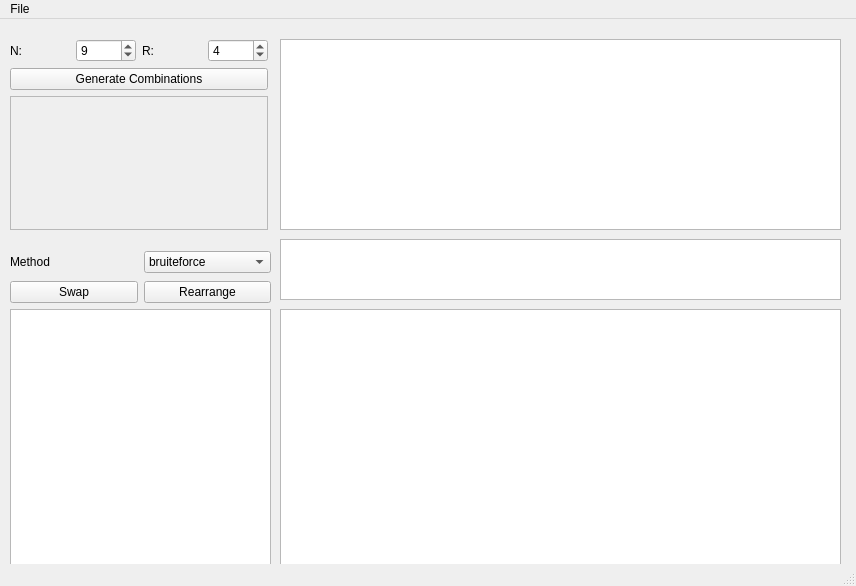
Qt form ui_main.ui (aasem-research-work/combinatorics-unified) before a commit.
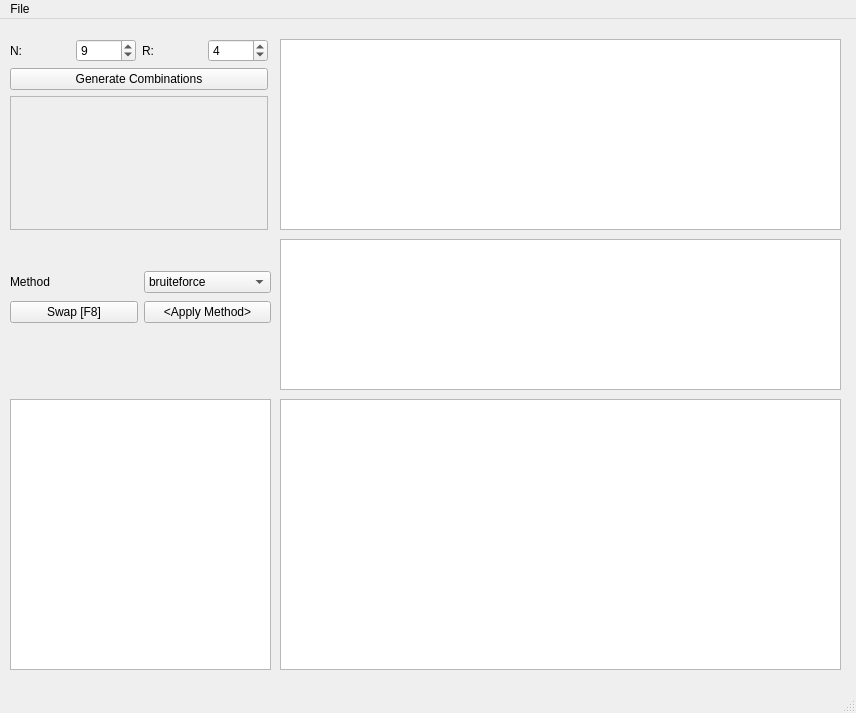
The same form after that commit.

```diff
--- a/ui_main.ui
+++ b/ui_main.ui
@@ -7,7 +7,7 @@
     <x>0</x>
     <y>0</y>
     <width>856</width>
-    <height>586</height>
+    <height>713</height>
    </rect>
   </property>
   <property name="windowTitle">
@@ -21,7 +21,7 @@
     <property name="geometry">
      <rect>
       <x>280</x>
-      <y>290</y>
+      <y>380</y>
       <width>561</width>
       <height>271</height>
      </rect>
@@ -95,7 +95,7 @@
     <property name="geometry">
      <rect>
       <x>10</x>
-      <y>230</y>
+      <y>250</y>
       <width>261</width>
       <height>56</height>
      </rect>
@@ -126,14 +126,17 @@
      <item row="1" column="1">
       <widget class="QPushButton" name="pushButton_swap">
        <property name="text">
-        <string>Swap</string>
+        <string>Swap [F8]</string>
+       </property>
+       <property name="shortcut">
+        <string>F8</string>
        </property>
       </widget>
      </item>
      <item row="1" column="2">
       <widget class="QPushButton" name="pushButton_Rearrange">
        <property name="text">
-        <string>Rearrange</string>
+        <string>&lt;Apply Method&gt;</string>
        </property>
       </widget>
      </item>
@@ -143,7 +146,7 @@
     <property name="geometry">
      <rect>
       <x>10</x>
-      <y>290</y>
+      <y>380</y>
       <width>261</width>
       <height>271</height>
      </rect>
@@ -161,7 +164,7 @@
       <x>280</x>
       <y>220</y>
       <width>561</width>
-      <height>61</height>
+      <height>151</height>
      </rect>
     </property>
    </widget>
```
